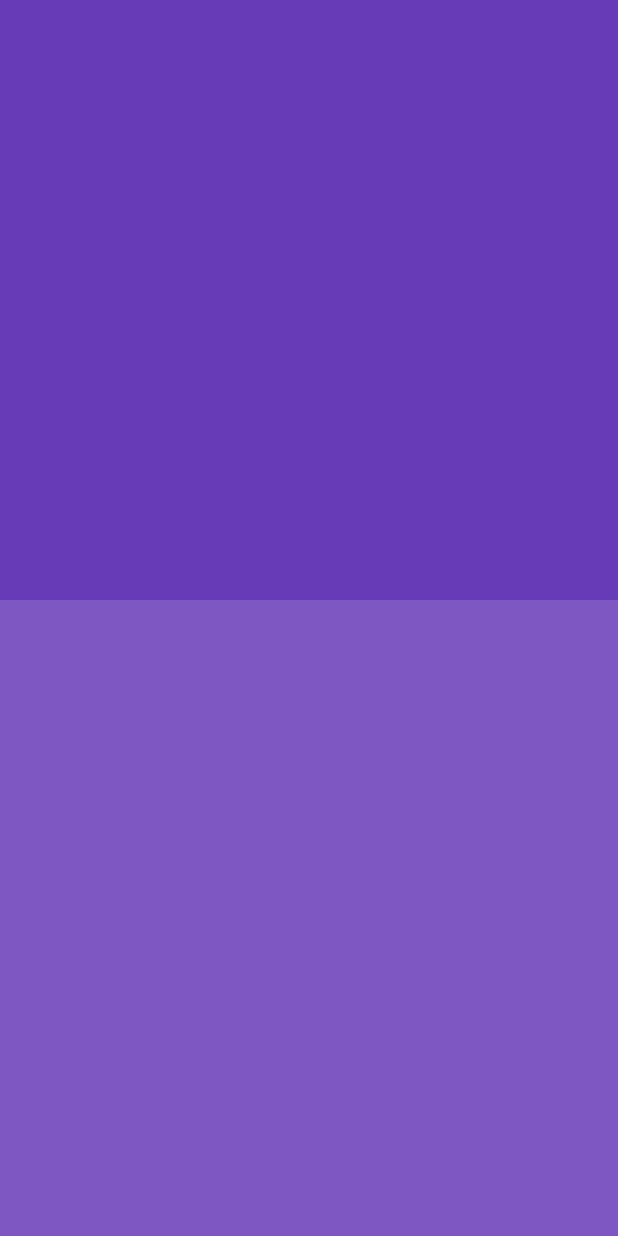
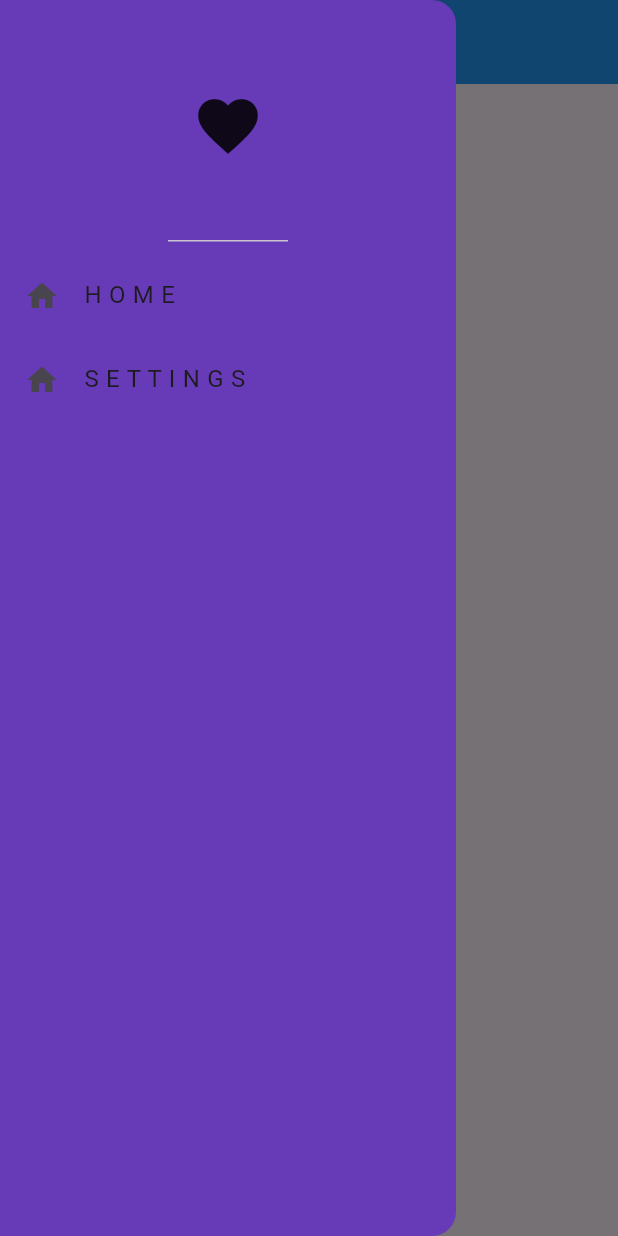
Before and after one commit to tristan-mangin/Flutter-Introduction, a Flutter app: the screen it shows after launch, with the side drawer open (before the commit the screen has no drawer), on a phone screen of 412 x 824 dp. Run offline on Flutter 3.47's test engine with Material 3 defaults, Android fonts, the phone set to English and light mode, and no system bars.

Commit message:
Intro to Navigation
up to 58:07 in video

```diff
--- a/app1/lib/main.dart
+++ b/app1/lib/main.dart
@@ -1,9 +1,10 @@
+import 'package:app1/pages/first_page.dart';
+import 'package:app1/pages/home_page.dart';
+import 'package:app1/pages/settings_page.dart';
 import 'package:flutter/material.dart';
 
 void main() {
   runApp(MyApp());
-
-  print("hi there");
 }
 
 class MyApp extends StatelessWidget {
@@ -12,69 +13,13 @@ class MyApp extends StatelessWidget {
   @override
   Widget build(BuildContext context) {
     return MaterialApp(
-      home: Scaffold(
-        // backgroundColor: Colors.blue,
-        // appBar: AppBar(
-        //   title: Text("App Bar"),
-        //   backgroundColor: Colors.green,
-        //   elevation: 0,
-        //   leading: Icon(Icons.menu),
-        //   actions: [IconButton(onPressed: () {}, icon: Icon(Icons.logout))],
-        // ),
-        // body: Center(
-        //   child: Container(
-        //       height: 300,
-        //       width: 300,
-        //       decoration: BoxDecoration(
-        //           color: Colors.green,
-        //           // Curve the corners
-        //           borderRadius: BorderRadius.circular(20)),
-        //       padding: EdgeInsets.all(25),
-        //       // child: Text(
-        //       //   "Tristan Mangin",
-        //       //   style: TextStyle(
-        //       //     color: Colors.white,
-        //       //     fontSize: 28,
-        //       //     fontWeight: FontWeight.bold,
-        //       //   )
-        //       // ),
-        //       child: Icon(
-        //         Icons.favorite,
-        //         color: Colors.white,
-        //         size: 64,
-        //       )),
-        // )
-        body: ListView(
-          scrollDirection: Axis.vertical  ,
-          children: [
-            // box 1
-            Expanded(
-              child: Container(
-                height: 400,
-                // width: 200,
-                color: Colors.deepPurple,
-              )
-            ),
-            // box 2
-            Expanded(
-              // flex: 2,
-              child: Container(
-                height: 800,
-                // width: 200,
-                color: Colors.deepPurple[400],
-              ),
-            ),
-            // box 3
-            Expanded(
-              child: Container(
-                height: 200,
-                // width: 200,
-                color: Colors.deepPurple[200],
-              )
-            )
-          ],
-        ),
-      ),
+      debugShowCheckedModeBanner: false,
+      home: FirstPage(),
+      routes: {
+        '/firstpage': (context) => FirstPage(),
+        '/homepage': (context) => HomePage(),
+        '/settingspage': (context) => SettingsPage(),
+      },
     );
   }
 }
--- /dev/null
+++ b/app1/lib/pages/first_page.dart
@@ -0,0 +1,59 @@
+// ignore_for_file: prefer_const_constructors, prefer_const_literals_to_create_immutables
+
+import 'package:flutter/material.dart';
+
+class FirstPage extends StatelessWidget {
+  const FirstPage({super.key});
+
+  @override
+  Widget build(BuildContext context) {
+    return Scaffold(
+        appBar: AppBar(
+          title: Text("1st Page"),
+          backgroundColor: Colors.blue,
+        ),
+        drawer: Drawer(
+          backgroundColor: Colors.deepPurple,
+          child: Column(
+            children: [
+              DrawerHeader(child: Icon(
+                Icons.favorite,
+                size: 48,
+                )
+              ),
+
+              // Home page list tile
+              ListTile(
+                leading: Icon(Icons.home),
+                title: Text("H O M E"),
+                onTap: () {
+                  // pop drawer first
+                  Navigator.pop(context);
+                  // go to home page
+                  Navigator.pushNamed(context, '/homepage');
+                }
+              ),
+
+              // settings page list tile
+              ListTile(
+                leading: Icon(Icons.home),
+                title: Text("S E T T I N G S"),
+                onTap: () {
+                  Navigator.pop(context);
+                  Navigator.pushNamed(context, '/settingspage');
+                },
+              )
+            ],
+          )
+        ),
+        // body: Center(
+        //   child: ElevatedButton(
+        //     child: Text("Go To Next Page"),
+        //     onPressed: () {
+        //       Navigator.pushNamed(context, "/secondpage");
+        //     },
+        //   ),
+        // )
+      );
+  }
+}
```
Also changed, not shown: app1/lib/pages/home_page.dart (added, +15 -0 lines), app1/lib/pages/settings_page.dart (added, +15 -0 lines).
